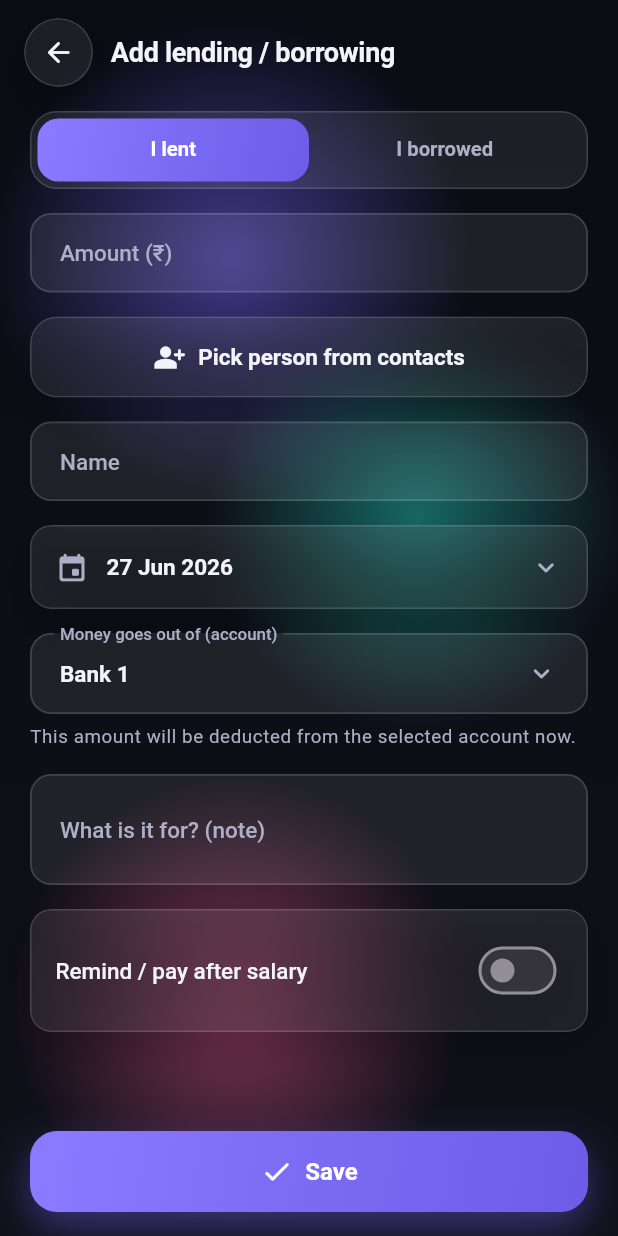
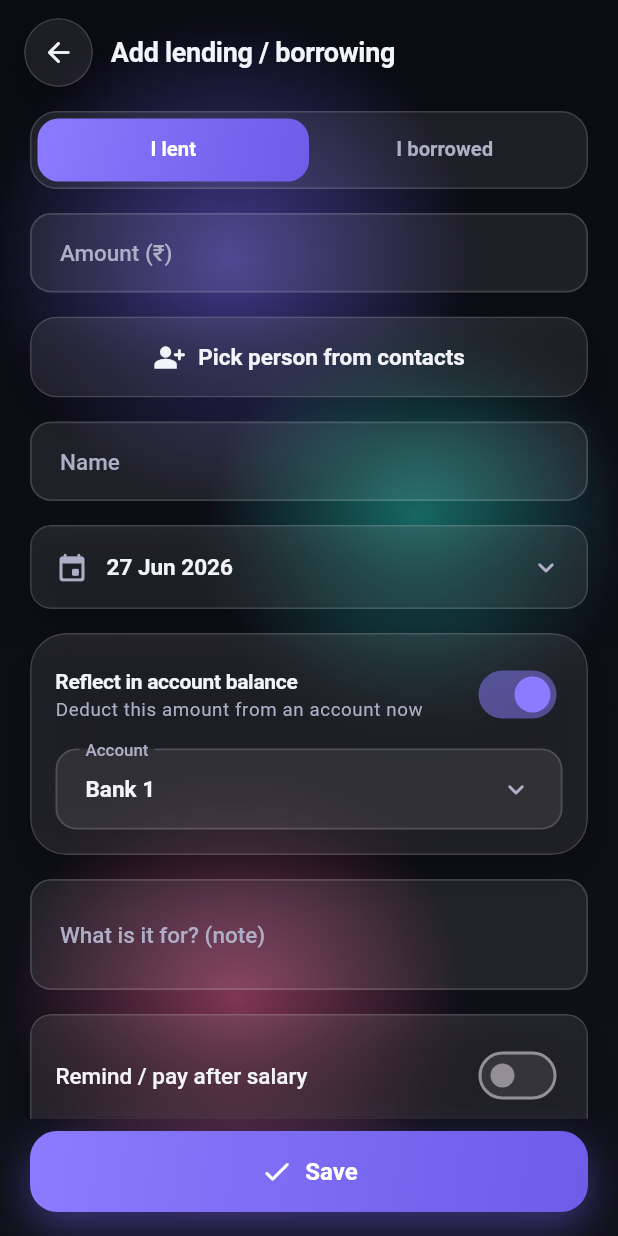
Before and after one commit to syedfarhan-596/Portfolio, a Flutter app: the AddDebtScreen screen opened directly, after a tap on "Save", on a phone screen of 412 x 824 dp. Run offline on Flutter 3.47's test engine with Material 3 defaults, Android fonts, the phone set to English and light mode, and no system bars; our stand-ins replace file_picker, flutter_contacts, flutter_local_notifications, flutter_riverpod, share_plus, shared_preferences and 2 more; missing offline and left inert: another_telephony; accounts and stored records are empty.

Commit message:
Pocket Flow v1.1: optional balance reflection for dues + keep dues in sync
- Add 'Reflect in account balance' toggle when adding/editing a due, with a live
  preview (balance -> balance ∓ amount). Past dues can be recorded without
  touching any account.
- Link each due to its principal transaction (debts.principalTxnId, migration v2
  with backfill) so editing a due's amount/account, toggling reflection, or
  deleting a due now updates bank balances and stats correctly.
- Dues are fully editable; delete also removes linked principal & repayment txns.
- Bump version to 1.1.0+2.

Co-Authored-By: Claude Opus 4.8 <noreply@anthropic.com>
Claude-Session: https://claude.ai/code/session_015jv2Fdrw5L5yCDEZgMgGiU

```diff
--- a/farhans-wallet-flutter/lib/data/models.dart
+++ b/farhans-wallet-flutter/lib/data/models.dart
@@ -282,6 +282,10 @@ class Debt {
   final int? settledAt;
   final int? accountId;
 
+  /// Id of the transaction that reflects this due's principal into [accountId],
+  /// or null if the due was recorded without touching any account balance.
+  final int? principalTxnId;
+
   const Debt({
     this.id,
     required this.contactName,
@@ -295,6 +299,7 @@ class Debt {
     this.settled = false,
     this.settledAt,
     this.accountId,
+    this.principalTxnId,
   });
 
   double get remaining => (amount - paidAmount).clamp(0, double.infinity);
@@ -312,6 +317,7 @@ class Debt {
     bool? settled,
     int? settledAt,
     int? accountId,
+    int? principalTxnId,
   }) =>
       Debt(
         id: id ?? this.id,
@@ -326,6 +332,26 @@ class Debt {
         settled: settled ?? this.settled,
         settledAt: settledAt ?? this.settledAt,
         accountId: accountId ?? this.accountId,
+        principalTxnId: principalTxnId ?? this.principalTxnId,
+      );
+
+  /// copyWith can't set nullable fields back to null, so use this to rebuild a
+  /// due with explicit account / principal-transaction links.
+  Debt withLinks({required int id, required int? accountId, required int? principalTxnId}) =>
+      Debt(
+        id: id,
+        contactName: contactName,
+        contactKey: contactKey,
+        direction: direction,
+        amount: amount,
+        paidAmount: paidAmount,
+        note: note,
+        createdAt: createdAt,
+        dueAfterSalary: dueAfterSalary,
+        settled: settled,
+        settledAt: settledAt,
+        accountId: accountId,
+        principalTxnId: principalTxnId,
       );
 
   Map<String, Object?> toMap() => {
@@ -341,6 +367,7 @@ class Debt {
         'settled': settled ? 1 : 0,
         'settledAt': settledAt,
         'accountId': accountId,
+        'principalTxnId': principalTxnId,
       };
 
   factory Debt.fromMap(Map<String, Object?> m) => Debt(
@@ -356,6 +383,7 @@ class Debt {
         settled: (m['settled'] as int? ?? 0) == 1,
         settledAt: m['settledAt'] as int?,
         accountId: m['accountId'] as int?,
+        principalTxnId: m['principalTxnId'] as int?,
       );
 }
 
--- a/farhans-wallet-flutter/lib/data/repository.dart
+++ b/farhans-wallet-flutter/lib/data/repository.dart
@@ -93,6 +93,11 @@ class Repository {
     await db.delete('debts', where: 'id = ?', whereArgs: [id]);
   }
 
+  Future<void> deleteTxnsByDebt(int debtId) async {
+    final db = await _db;
+    await db.delete('transactions', where: 'debtId = ?', whereArgs: [debtId]);
+  }
+
   Future<int> upsertInvestment(Investment i) async {
     final db = await _db;
     if (i.id == null) return db.insert('investments', i.toMap()..remove('id'));
--- a/farhans-wallet-flutter/lib/features/people/add_debt_screen.dart
+++ b/farhans-wallet-flutter/lib/features/people/add_debt_screen.dart
@@ -28,6 +28,7 @@ class _State extends ConsumerState<AddDebtScreen> {
   late DateTime _dt;
   String? _contactKey;
   bool _dueAfterSalary = false;
+  bool _reflect = true;
   int? _accountId;
   int? _payAccountId;
 
@@ -46,6 +47,7 @@ class _State extends ConsumerState<AddDebtScreen> {
       _dt = DateTime.fromMillisecondsSinceEpoch(d.createdAt);
       _dueAfterSalary = d.dueAfterSalary;
       _accountId = d.accountId;
+      _reflect = d.principalTxnId != null;
     } else {
       _dt = DateTime.now();
     }
@@ -94,7 +96,7 @@ class _State extends ConsumerState<AddDebtScreen> {
       bottomBar: PrimaryButton(
         label: _editing ? 'Update' : 'Save',
         icon: Icons.check_rounded,
-        onPressed: () => _save(accounts),
+        onPressed: _save,
       ),
       child: ListView(
         padding: const EdgeInsets.fromLTRB(Insets.lg, Insets.xs, Insets.lg, Insets.lg),
@@ -106,7 +108,12 @@ class _State extends ConsumerState<AddDebtScreen> {
             onChanged: (v) => setState(() => _dir = v),
           ),
           const SizedBox(height: Insets.md),
-          AppTextField(label: 'Amount (₹)', controller: _amount, amount: true),
+          AppTextField(
+            label: 'Amount (₹)',
+            controller: _amount,
+            amount: true,
+            onChanged: (_) => setState(() {}),
+          ),
           const SizedBox(height: Insets.md),
           SecondaryButton(
             label: _name.text.isEmpty ? 'Pick person from contacts' : 'Change person',
@@ -118,25 +125,8 @@ class _State extends ConsumerState<AddDebtScreen> {
           const SizedBox(height: Insets.md),
           _DateField(dt: _dt, onTap: _pickDate),
           const SizedBox(height: Insets.md),
-          if (!_editing) ...[
-            AppSelectField<Account>(
-              label: _dir == DebtDirection.iLent
-                  ? 'Money goes out of (account)'
-                  : 'Money received into (account)',
-              value: accounts.where((a) => a.id == _accountId).firstOrNull,
-              options: accounts,
-              optionLabel: (a) => a.name,
-              onChanged: (a) => setState(() => _accountId = a.id),
-            ),
-            const SizedBox(height: 6),
-            Text(
-              _dir == DebtDirection.iLent
-                  ? 'This amount will be deducted from the selected account now.'
-                  : 'This amount will be added to the selected account now.',
-              style: context.text.bodySmall?.copyWith(color: t.textMid),
-            ),
+          _reflectCard(data, accounts),
           const SizedBox(height: Insets.md),
-          ],
           AppTextField(label: 'What is it for? (note)', controller: _note, maxLines: 2),
           const SizedBox(height: Insets.md),
           GlassCard(
@@ -197,20 +187,97 @@ class _State extends ConsumerState<AddDebtScreen> {
     );
   }
 
+  Widget _reflectCard(WalletData data, List<Account> accounts) {
+    final t = context.tokens;
+    final acc = accounts.where((a) => a.id == _accountId).firstOrNull;
+    final amt = double.tryParse(_amount.text) ?? 0;
+    return GlassCard(
+      child: Column(
+        crossAxisAlignment: CrossAxisAlignment.start,
+        children: [
+          Row(
+            children: [
+              Expanded(
+                child: Column(
+                  crossAxisAlignment: CrossAxisAlignment.start,
+                  children: [
+                    Text('Reflect in account balance', style: context.text.titleSmall),
+                    Text(
+                      _dir == DebtDirection.iLent
+                          ? 'Deduct this amount from an account now'
+                          : 'Add this amount to an account now',
+                      style: context.text.bodySmall?.copyWith(color: t.textMid),
+                    ),
+                  ],
+                ),
+              ),
+              Switch(
+                value: _reflect,
+                activeThumbColor: t.accentA,
+                onChanged: (v) => setState(() => _reflect = v),
+              ),
+            ],
+          ),
+          if (_reflect) ...[
+            const SizedBox(height: Insets.sm),
+            AppSelectField<Account>(
+              label: 'Account',
+              value: acc,
+              options: accounts,
+              optionLabel: (a) => a.name,
+              onChanged: (a) => setState(() => _accountId = a.id),
+            ),
+            if (acc != null && amt > 0) ...[
+              const SizedBox(height: Insets.sm),
+              Builder(builder: (_) {
+                final cur = data.balanceOf(acc.id!);
+                final lent = _dir == DebtDirection.iLent;
+                final card = acc.type == AccountType.creditCard;
+                final delta = card ? (lent ? amt : -amt) : (lent ? -amt : amt);
+                final newBal = cur + delta;
+                final curShown = card ? -cur : cur;
+                final newShown = card ? -newBal : newBal;
+                return Container(
+                  padding: const EdgeInsets.all(Insets.sm),
+                  decoration: BoxDecoration(
+                    color: t.accentA.withValues(alpha: 0.12),
+                    borderRadius: BorderRadius.circular(Corners.sm),
+                  ),
+                  child: Row(
+                    children: [
+                      Icon(Icons.account_balance_wallet_rounded, size: 18, color: t.accentA),
+                      const SizedBox(width: Insets.xs),
+                      Expanded(
+                        child: Text(
+                          '${acc.name}: ${Money.format(curShown)} → ${Money.format(newShown)}',
+                          style: context.text.bodySmall?.copyWith(
+                              color: t.textHigh, fontWeight: FontWeight.w600),
+                        ),
+                      ),
+                    ],
+                  ),
+                );
+              }),
+            ],
+          ],
+        ],
+      ),
+    );
+  }
+
   Future<void> _pickDate() async {
     final d = await showDatePicker(
         context: context, initialDate: _dt, firstDate: DateTime(2015), lastDate: DateTime(2100));
     if (d != null) setState(() => _dt = DateTime(d.year, d.month, d.day, _dt.hour, _dt.minute));
   }
 
-  void _save(List<Account> accounts) {
+  void _save() {
     final amt = double.tryParse(_amount.text) ?? 0;
     if (amt <= 0) return;
     final name = _name.text.trim().isEmpty ? 'Someone' : _name.text.trim();
-    final notifier = ref.read(walletProvider.notifier);
-    if (!_editing) {
-      notifier.addLending(
-        Debt(
+    final base = widget.debt ??
+        Debt(contactName: name, direction: _dir, amount: amt, createdAt: _dt.millisecondsSinceEpoch);
+    final debt = base.copyWith(
       contactName: name,
       contactKey: _contactKey,
       direction: _dir,
@@ -218,20 +285,8 @@ class _State extends ConsumerState<AddDebtScreen> {
       note: _note.text,
       createdAt: _dt.millisecondsSinceEpoch,
       dueAfterSalary: _dueAfterSalary,
-        ),
-        _accountId,
     );
-    } else {
-      notifier.saveDebt(widget.debt!.copyWith(
-        contactName: name,
-        contactKey: _contactKey,
-        direction: _dir,
-        amount: amt,
-        note: _note.text,
-        createdAt: _dt.millisecondsSinceEpoch,
-        dueAfterSalary: _dueAfterSalary,
-      ));
-    }
+    ref.read(walletProvider.notifier).saveDebtReflected(debt, _reflect, _accountId);
     Navigator.pop(context);
   }
 }
--- a/farhans-wallet-flutter/pubspec.yaml
+++ b/farhans-wallet-flutter/pubspec.yaml
@@ -1,7 +1,7 @@
 name: farhans_wallet
 description: "Farhan's Wallet — premium offline expense, lending & investment tracker."
 publish_to: 'none'
-version: 1.0.0+1
+version: 1.1.0+2
 
 environment:
   sdk: ^3.5.0
```
Also changed, not shown: farhans-wallet-flutter/lib/data/app_database.dart (+17 -2 lines), farhans-wallet-flutter/lib/state/wallet_state.dart (+33 -15 lines), 3 other files. Lines whose indentation alone changed are shown as unchanged.
